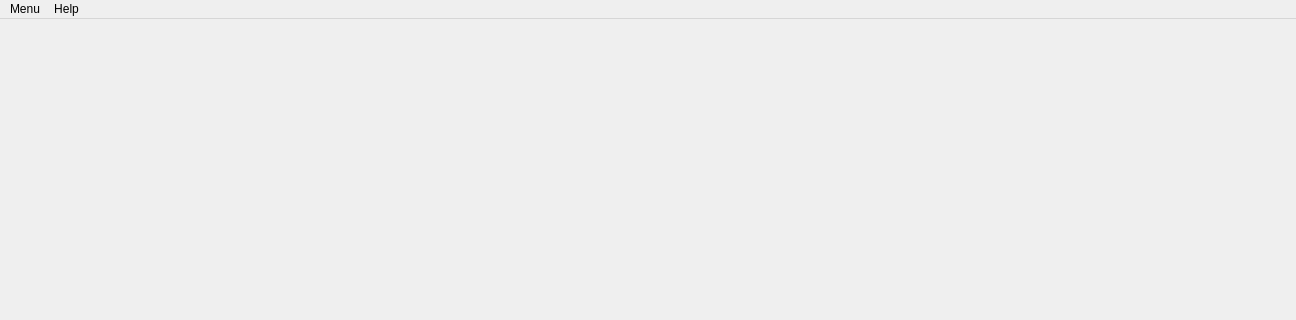
The window that game/game_window.ui (yjmantilla/hockey) describes before a commit, drawn with Qt 5; both pictures show x 0 to 1296 and y 0 to 320 of the 1296 by 756 pixel window.
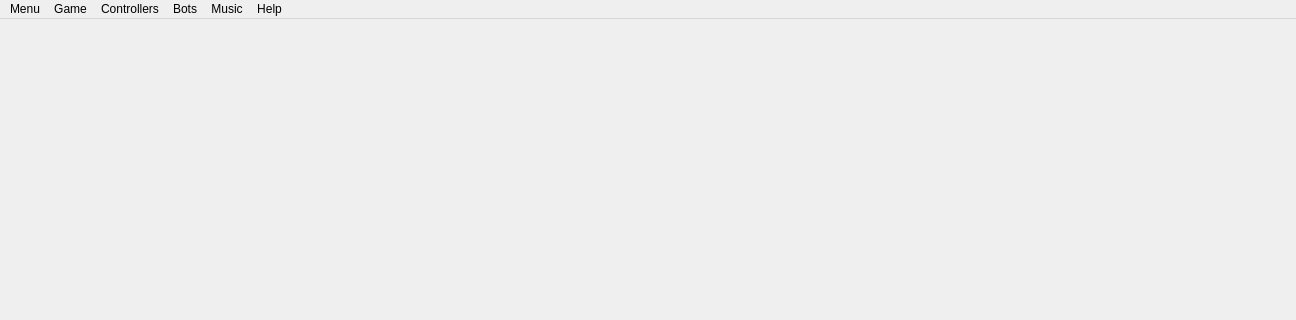
The same window after the commit.

The edit to the form file:
```diff
--- a/game/game_window.ui
+++ b/game/game_window.ui
@@ -31,7 +31,7 @@
      <x>0</x>
      <y>0</y>
      <width>1296</width>
-     <height>26</height>
+     <height>18</height>
     </rect>
    </property>
    <widget class="QMenu" name="menumenu">
@@ -40,27 +40,51 @@
     </property>
     <addaction name="actionExit"/>
     <addaction name="actionText"/>
-    <addaction name="actionLoad"/>
-    <addaction name="actionSave"/>
-    <addaction name="actionConfigure_Controller_1"/>
-    <addaction name="actionConfigure_Controller_2"/>
-    <addaction name="actionReset"/>
-    <addaction name="actionChange_Bot_1_Level"/>
-    <addaction name="actionChange_Bot_2_Level"/>
+   </widget>
+   <widget class="QMenu" name="menuHelp">
+    <property name="title">
+     <string>Help</string>
+    </property>
+    <addaction name="actioninstructions"/>
+   </widget>
+   <widget class="QMenu" name="menuBots">
+    <property name="title">
+     <string>Bots</string>
+    </property>
     <addaction name="actionToggle_Bot_1"/>
     <addaction name="actionToggle_Bot_2"/>
-    <addaction name="actionToggle_Pause"/>
+    <addaction name="actionChange_Bot_1_Level"/>
+    <addaction name="actionChange_Bot_2_Level"/>
+   </widget>
+   <widget class="QMenu" name="menuMusic">
+    <property name="title">
+     <string>Music</string>
+    </property>
     <addaction name="actionToggle_Music"/>
     <addaction name="actionNext_Song"/>
     <addaction name="actionShuffle"/>
    </widget>
-   <widget class="QMenu" name="menuHelp">
+   <widget class="QMenu" name="menuControllers">
     <property name="title">
-     <string>Help</string>
+     <string>Controllers</string>
     </property>
-    <addaction name="actioninstructions"/>
+    <addaction name="actionConfigure_Controller_1"/>
+    <addaction name="actionConfigure_Controller_2"/>
+   </widget>
+   <widget class="QMenu" name="menuGame">
+    <property name="title">
+     <string>Game</string>
+    </property>
+    <addaction name="actionLoad"/>
+    <addaction name="actionSave"/>
+    <addaction name="actionReset"/>
+    <addaction name="actionToggle_Pause"/>
    </widget>
    <addaction name="menumenu"/>
+   <addaction name="menuGame"/>
+   <addaction name="menuControllers"/>
+   <addaction name="menuBots"/>
+   <addaction name="menuMusic"/>
    <addaction name="menuHelp"/>
   </widget>
   <widget class="QStatusBar" name="statusbar"/>
```
Left out of the diff: 2 changed lines with no effect on the pictures.
